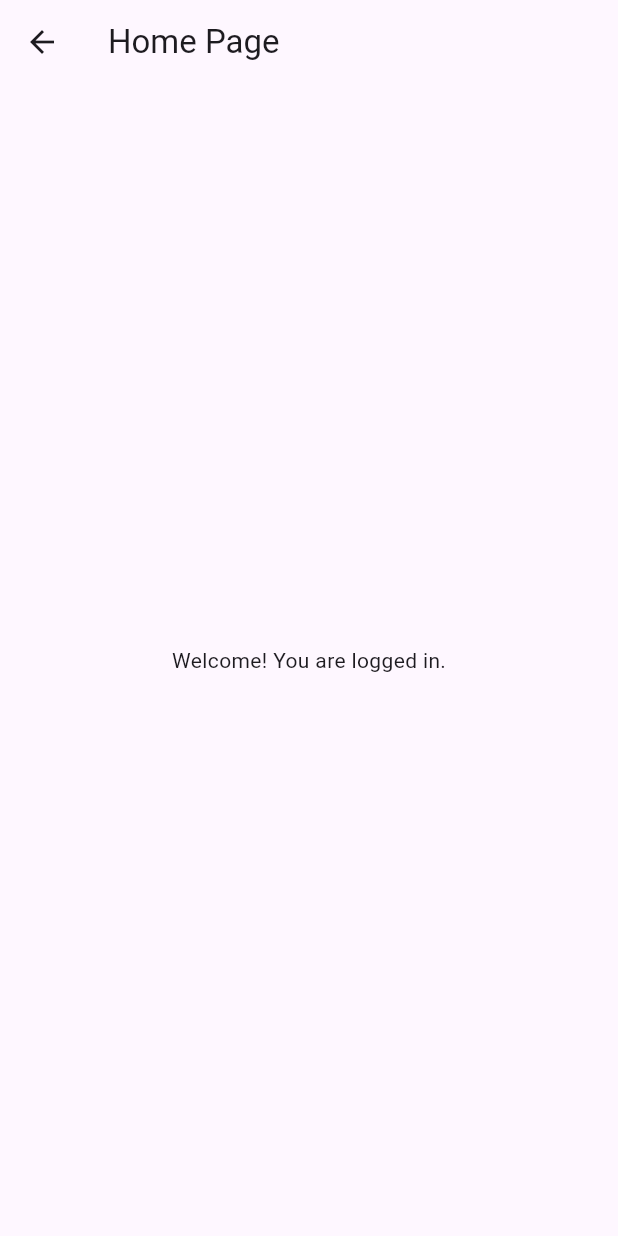
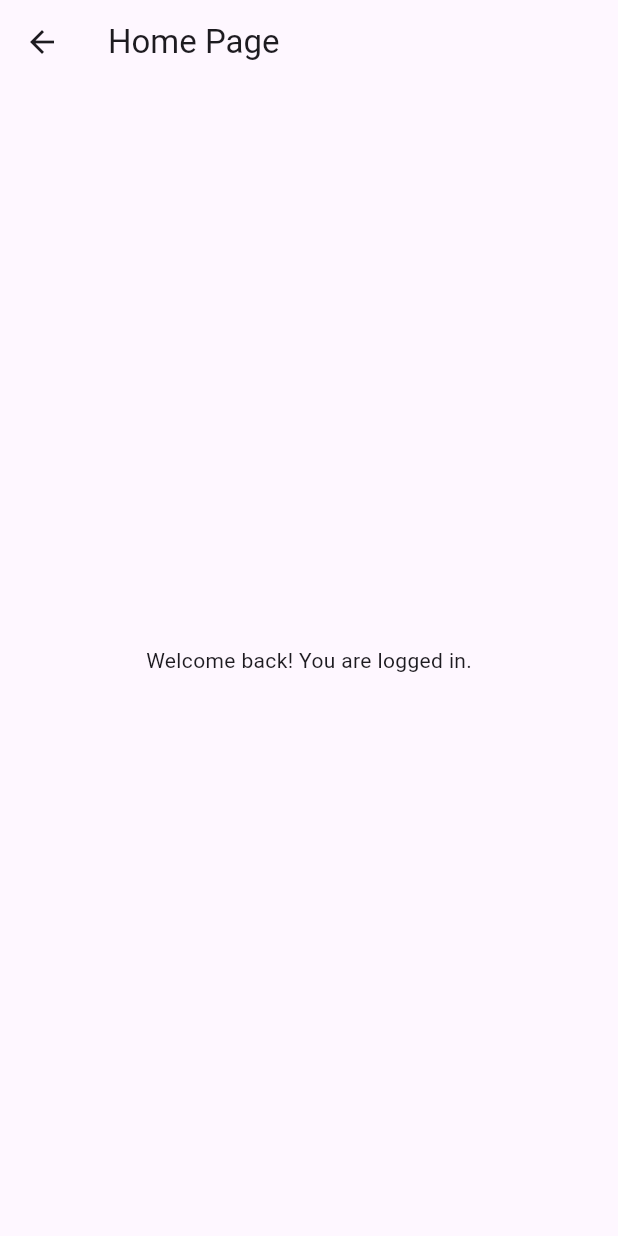
Before and after one commit to b-kami/devops_app, a Flutter app: the HomePage screen opened by its route, on a phone screen of 412 x 824 dp. Run offline on Flutter 3.47's test engine with Material 3 defaults, Android fonts, the phone set to English and light mode, and no system bars; our stand-ins replace flutter_login.

Commit message:
edit de test

```diff
--- a/lib/home_page.dart
+++ b/lib/home_page.dart
@@ -5,7 +5,7 @@ class HomePage extends StatelessWidget {
   Widget build(BuildContext context) {
     return Scaffold(
       appBar: AppBar(title: Text('Home Page')),
-      body: Center(child: Text('Welcome! You are logged in.')),
+      body: Center(child: Text('Welcome back! You are logged in.')),
     );
   }
 }
```
